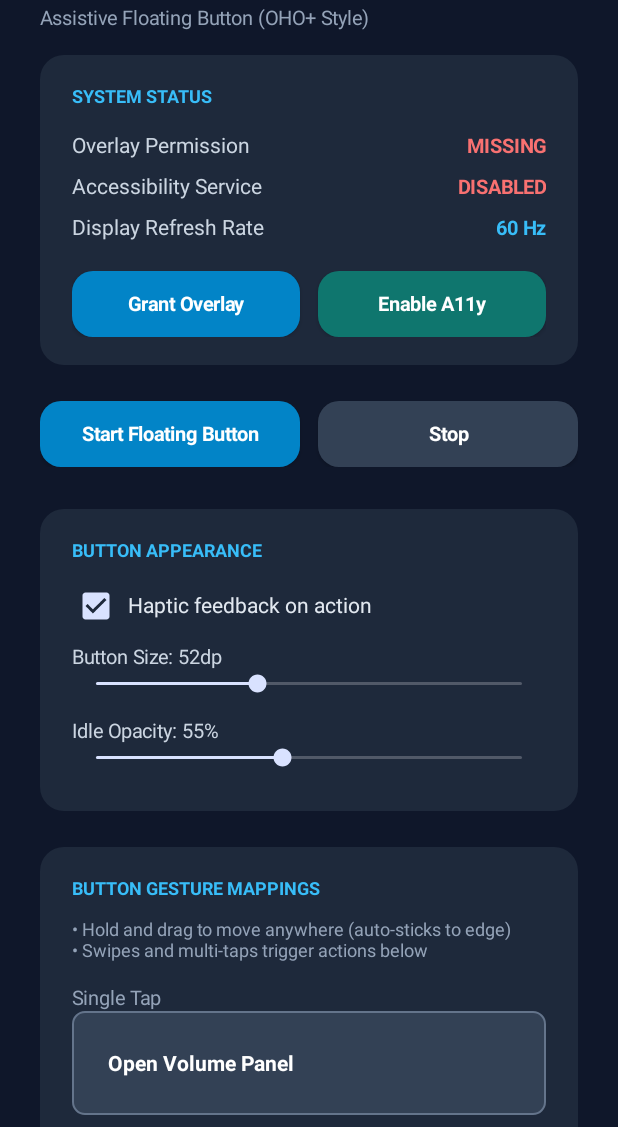
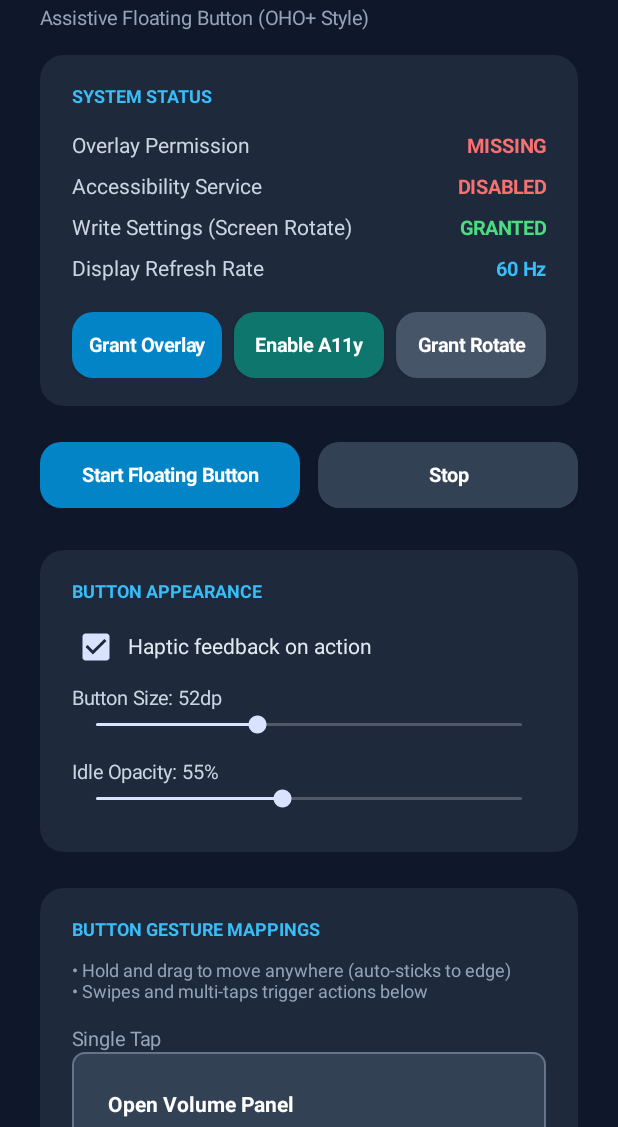
Before and after one commit to rusyd4/edgeplus, an Android app: the screen it shows after launch (MainActivity), on a phone screen of 412 x 824 dp, the part 109-1236 px from its top. Run offline under Robolectric (Android 15) with nearby library versions, the phone set to English and light mode, and no system bars.

Commit message:
feat: v3.4.0 - add Rotate Phone action and Diagonal Up / Diagonal Down gestures to floating button

```diff
--- a/app/build.gradle.kts
+++ b/app/build.gradle.kts
@@ -11,8 +11,8 @@ android {
         applicationId = "com.edgeplus"
         minSdk = 28
         targetSdk = 35
-        versionCode = 28
-        versionName = "3.2.1"
+        versionCode = 30
+        versionName = "3.4.0"
     }
 
     lint {
--- a/app/src/main/AndroidManifest.xml
+++ b/app/src/main/AndroidManifest.xml
@@ -5,6 +5,7 @@
     <uses-permission android:name="android.permission.SYSTEM_ALERT_WINDOW" />
     <uses-permission android:name="android.permission.VIBRATE" />
     <uses-permission android:name="android.permission.EXPAND_STATUS_BAR" />
+    <uses-permission android:name="android.permission.WRITE_SETTINGS" tools:ignore="ProtectedPermissions" />
 
     <application
         android:allowBackup="true"
--- a/app/src/main/java/com/edgeplus/Actions.kt
+++ b/app/src/main/java/com/edgeplus/Actions.kt
@@ -6,9 +6,11 @@ enum class Gesture(val id: String, val title: String) {
     SINGLE_TAP("single_tap", "Single Tap"),
     DOUBLE_TAP("double_tap", "Double Tap"),
     TRIPLE_TAP("triple_tap", "Triple Tap"),
-    SWIPE_UP("swipe_up", "Swipe Up"),
-    SWIPE_DOWN("swipe_down", "Swipe Down"),
-    SWIPE_INWARD("swipe_inward", "Swipe Inward");
+    SWIPE_INWARD("swipe_inward", "Swipe Inward (Lurus Masuk)"),
+    SWIPE_DIAGONAL_UP("swipe_diag_up", "Swipe Diagonal Up (Serong Atas)"),
+    SWIPE_DIAGONAL_DOWN("swipe_diag_down", "Swipe Diagonal Down (Serong Bawah)"),
+    SWIPE_UP("swipe_up", "Swipe Up (Tegak Atas)"),
+    SWIPE_DOWN("swipe_down", "Swipe Down (Tegak Bawah)");
 
     companion object {
         fun fromId(id: String?): Gesture = entries.firstOrNull { it.id == id } ?: SINGLE_TAP
@@ -18,6 +20,8 @@ enum class Gesture(val id: String, val title: String) {
 enum class Action(val id: String, val title: String) {
     NONE("none", "None"),
     SWITCH_SIDE("switch_side", "Move to Opposite Edge (Pindah Seberang)"),
+    ROTATE_SCREEN("rotate_screen", "Rotate Phone (Portrait ⇄ Landscape)"),
+    TOGGLE_AUTO_ROTATE("toggle_auto_rotate", "Toggle Auto-Rotate"),
     NOTIFICATIONS("notifications", "Open Notification Panel"),
     QUICK_PANEL("quick_panel", "Open Quick Settings"),
     VOLUME_UP("volume_up", "Volume Up"),
@@ -117,9 +121,11 @@ object Prefs {
             Gesture.SINGLE_TAP -> Action.VOLUME_PANEL
             Gesture.DOUBLE_TAP -> Action.SCREENSHOT
             Gesture.TRIPLE_TAP -> Action.SCREEN_OFF
+            Gesture.SWIPE_INWARD -> Action.BACK
+            Gesture.SWIPE_DIAGONAL_UP -> Action.ROTATE_SCREEN
+            Gesture.SWIPE_DIAGONAL_DOWN -> Action.NOTIFICATIONS
             Gesture.SWIPE_UP -> Action.VOLUME_UP
             Gesture.SWIPE_DOWN -> Action.VOLUME_DOWN
-            Gesture.SWIPE_INWARD -> Action.NOTIFICATIONS
         }
     }
 }
--- a/app/src/main/java/com/edgeplus/MainActivity.kt
+++ b/app/src/main/java/com/edgeplus/MainActivity.kt
@@ -26,6 +26,7 @@ class MainActivity : Activity() {
     private lateinit var statusCard: LinearLayout
     private lateinit var overlayBadge: TextView
     private lateinit var a11yBadge: TextView
+    private lateinit var writeSettingsBadge: TextView
     private lateinit var hzBadge: TextView
 
     override fun onCreate(savedInstanceState: Bundle?) {
@@ -89,6 +90,7 @@ class MainActivity : Activity() {
 
         overlayBadge = createStatusRow(statusCard, "Overlay Permission")
         a11yBadge = createStatusRow(statusCard, "Accessibility Service")
+        writeSettingsBadge = createStatusRow(statusCard, "Write Settings (Screen Rotate)")
         hzBadge = createStatusRow(statusCard, "Display Refresh Rate")
 
         val btnRow = LinearLayout(this).apply {
@@ -110,9 +112,19 @@ class MainActivity : Activity() {
         val a11yBtn = createButton("Enable A11y", "#0F766E") {
             startActivity(Intent(Settings.ACTION_ACCESSIBILITY_SETTINGS))
         }
+        val writeBtn = createButton("Grant Rotate", "#475569") {
+            startActivity(
+                Intent(
+                    Settings.ACTION_MANAGE_WRITE_SETTINGS,
+                    Uri.parse("package:$packageName")
+                )
+            )
+        }
         btnRow.addView(overlayBtn)
-        btnRow.addView(createSpacer(12))
+        btnRow.addView(createSpacer(8))
         btnRow.addView(a11yBtn)
+        btnRow.addView(createSpacer(8))
+        btnRow.addView(writeBtn)
         statusCard.addView(btnRow)
 
         root.addView(statusCard)
@@ -388,6 +400,10 @@ class MainActivity : Activity() {
         a11yBadge.text = if (a11yOk) "RUNNING" else "DISABLED"
         a11yBadge.setTextColor(Color.parseColor(if (a11yOk) "#4ADE80" else "#F87171"))
 
+        val writeOk = Settings.System.canWrite(this)
+        writeSettingsBadge.text = if (writeOk) "GRANTED" else "MISSING"
+        writeSettingsBadge.setTextColor(Color.parseColor(if (writeOk) "#4ADE80" else "#F87171"))
+
         val currentRate = try {
             if (Build.VERSION.SDK_INT >= Build.VERSION_CODES.R) {
                 this.display?.mode?.refreshRate ?: 60f
```
Also changed, not shown: app/src/main/java/com/edgeplus/ActionExecutor.kt (+34 -0 lines), app/src/main/java/com/edgeplus/FloatingService.kt (+14 -3 lines).
